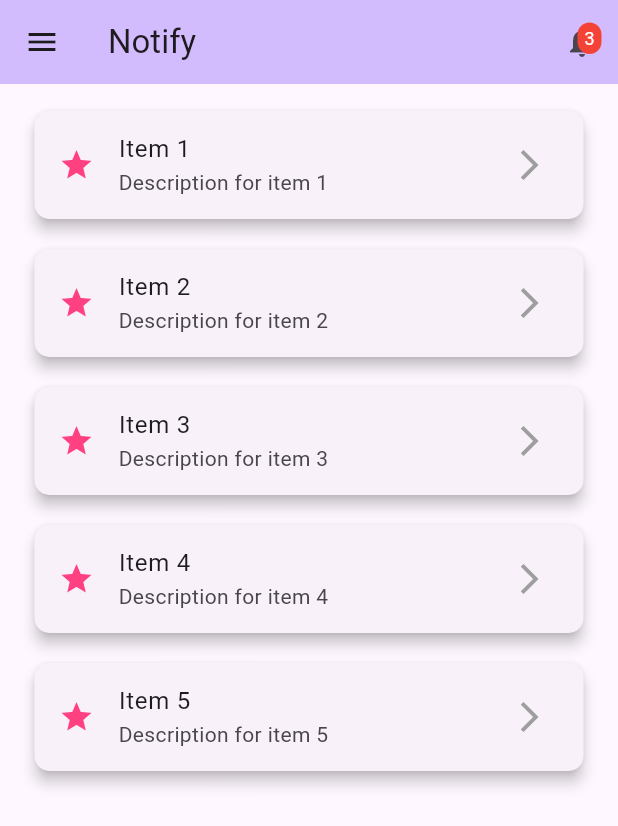
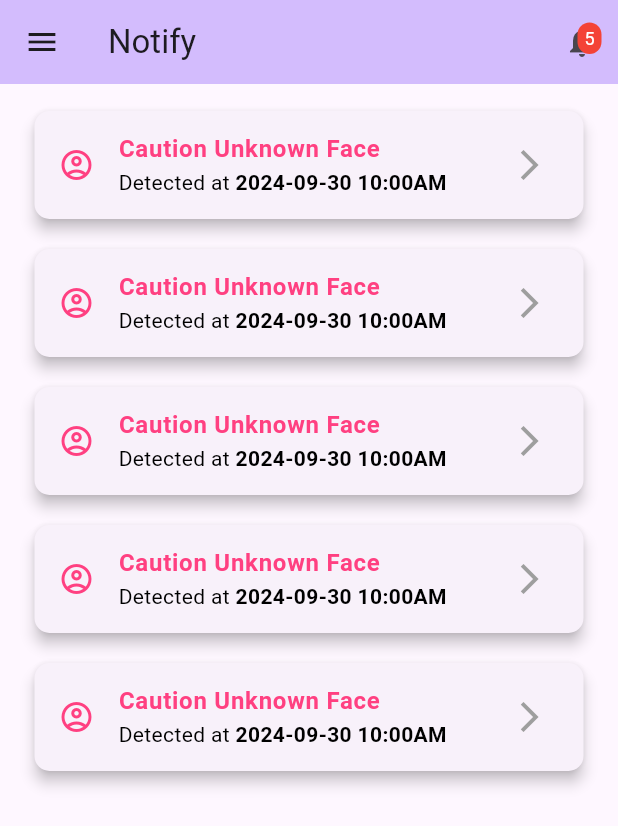
Before and after one commit to Rejohnbd/UPN-App, a Flutter app: the screen it shows after launch, on a phone screen of 412 x 824 dp. Shown: the top 826 px of the screen. Run offline on Flutter 3.47's test engine with Material 3 defaults, Android fonts, the light colour scheme and no system bars; our stand-ins replace firebase_core, firebase_messaging, flutter_local_notifications; accounts and stored records are empty.

Commit message:
Modify App design

```diff
--- a/mobile_app/lib/main.dart
+++ b/mobile_app/lib/main.dart
@@ -5,17 +5,15 @@ import 'package:flutter_local_notifications/flutter_local_notifications.dart';
 import 'package:notify_app/notification_helper.dart';
 
 var initializationSettingsAndroid =
-const AndroidInitializationSettings('@mipmap/ic_launcher');
+    const AndroidInitializationSettings('@mipmap/ic_launcher');
 var initializationSettings =
-InitializationSettings(android: initializationSettingsAndroid);
+    InitializationSettings(android: initializationSettingsAndroid);
 
 final FlutterLocalNotificationsPlugin flutterLocalNotificationsPlugin =
-FlutterLocalNotificationsPlugin();
+    FlutterLocalNotificationsPlugin();
 
 @pragma('vm:entry-point')
-Future<void> _firebaseMessagingBackgroundHandler(RemoteMessage message) async {
-
-}
+Future<void> _firebaseMessagingBackgroundHandler(RemoteMessage message) async {}
 
 void main() async {
   WidgetsFlutterBinding.ensureInitialized();
@@ -33,8 +31,7 @@ void main() async {
   );
   await NotificationHelper.initialize(flutterLocalNotificationsPlugin);
   FirebaseMessaging.onBackgroundMessage(_firebaseMessagingBackgroundHandler);
-  await FirebaseMessaging.instance
-      .subscribeToTopic("face_detection");
+  await FirebaseMessaging.instance.subscribeToTopic("face_detection");
   flutterLocalNotificationsPlugin.initialize(initializationSettings);
   await flutterLocalNotificationsPlugin.initialize(
     initializationSettings,
@@ -72,7 +69,7 @@ class MyHomePage extends StatefulWidget {
 }
 
 class _MyHomePageState extends State<MyHomePage> {
-  int _notificationCount = 3; // Example notification count
+  int _notificationCount = 5; // Example notification count
 
   @override
   Widget build(BuildContext context) {
@@ -150,6 +147,13 @@ class _MyHomePageState extends State<MyHomePage> {
                 Navigator.pop(context); // Close the drawer
               },
             ),
+            ListTile(
+              leading: const Icon(Icons.account_balance_wallet_outlined),
+              title: const Text('Live Streaming'),
+              onTap: () {
+                Navigator.pop(context); // Close the drawer
+              },
+            ),
           ],
         ),
       ),
@@ -164,9 +168,27 @@ class _MyHomePageState extends State<MyHomePage> {
               borderRadius: BorderRadius.circular(10),
             ),
             child: ListTile(
-              leading: Icon(Icons.star, color: Colors.pinkAccent),
-              title: Text('Item ${index + 1}'),
-              subtitle: Text('Description for item ${index + 1}'),
+              leading:
+                  Icon(Icons.account_circle_outlined, color: Colors.pinkAccent),
+              title: Text(
+                'Caution Unknown Face',
+                style: TextStyle(
+                  fontWeight: FontWeight.bold, // Bold title
+                  color: Colors.pinkAccent, // Title color as pinkAccent
+                ),
+              ),
+              subtitle: Text.rich(
+                TextSpan(
+                  text: 'Detected at ', // Normal text
+                  style: TextStyle(color: Colors.black), // Default style
+                  children: <TextSpan>[
+                    TextSpan(
+                      text: '2024-09-30 10:00AM', // Bold date & time
+                      style: TextStyle(fontWeight: FontWeight.bold),
+                    ),
+                  ],
+                ),
+              ),
               trailing: Icon(Icons.arrow_forward_ios, color: Colors.grey),
               onTap: () {
                 // Define your onTap action here
```
